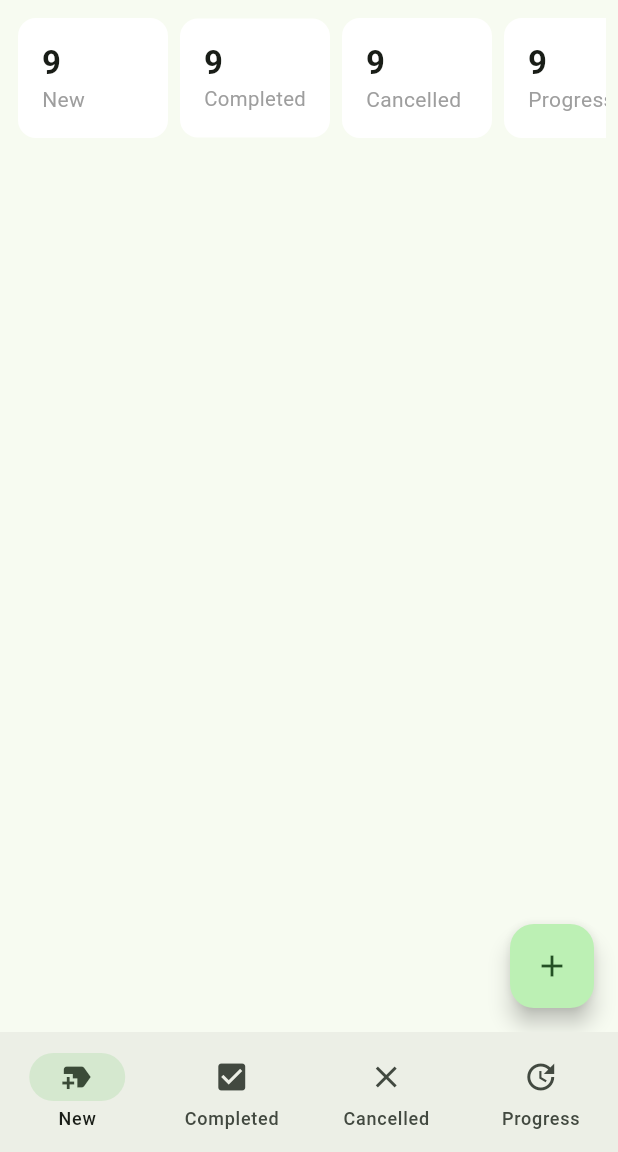
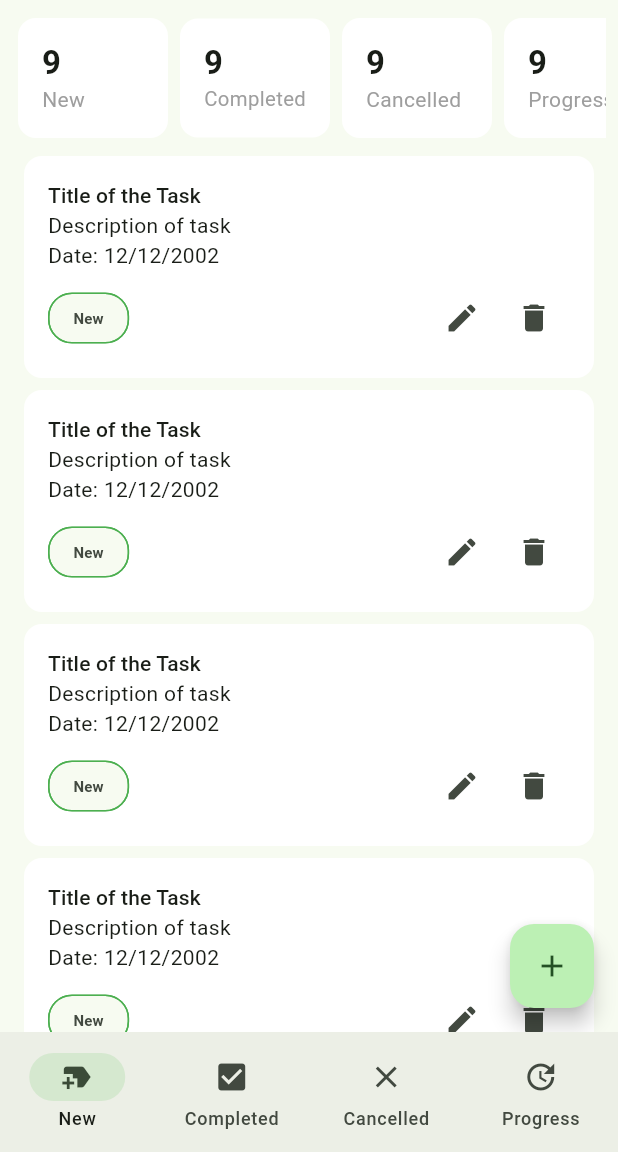
Before and after one commit to Anisur-Rahman-Naeem/Ostad_task_Manager_project, a Flutter app: the screen it shows after launch, after a tap on the "arrow circle right" icon, on a phone screen of 412 x 824 dp, the part 84-1236 px from its top. Run offline on Flutter 3.47's test engine with Material 3 defaults, Android fonts, the phone set to English and light mode, and no system bars; our stand-ins replace flutter_svg, pin_code_fields.

Commit message:
UI complete

```diff
--- a/lib/ui/screens/add_new_task_screen.dart
+++ b/lib/ui/screens/add_new_task_screen.dart
@@ -24,14 +24,14 @@ class _AddNewTaskScreenState extends State<AddNewTaskScreen> {
               ),
               ),
               TextFormField(
-                decoration: InputDecoration(
+                decoration: const InputDecoration(
                   hintText: 'Title'
                 ),
               ),
               const SizedBox(height: 8),
               TextFormField(
                 maxLines: 5,
-                decoration: InputDecoration(
+                decoration: const InputDecoration(
                   hintText: 'Description'
                 ),
               ),
--- a/lib/ui/screens/forgot_password_email_screen.dart
+++ b/lib/ui/screens/forgot_password_email_screen.dart
@@ -1,6 +1,5 @@
 import 'package:flutter/material.dart';
 import 'package:task_manager/ui/screens/forgot_password_otp_screen.dart';
-import 'package:task_manager/ui/screens/sign_in_screen.dart';
 import 'package:task_manager/ui/utils/app_colors.dart';
 import 'package:task_manager/ui/widgets/screen_background.dart';
 import 'package:flutter/gestures.dart';
@@ -73,7 +72,7 @@ class _ForgotPasswordScreenState extends State<ForgotPasswordScreen> {
     return Center(
       child: RichText(
         text: TextSpan(
-          style: TextStyle(
+          style: const TextStyle(
               color: Colors.black,
               fontWeight: FontWeight.w600,
               fontSize: 14,
@@ -82,7 +81,7 @@ class _ForgotPasswordScreenState extends State<ForgotPasswordScreen> {
           children: [
             TextSpan(
                 text: 'Sign In',
-                style: TextStyle(color: AppColors.themeColor),
+                style: const TextStyle(color: AppColors.themeColor),
                 recognizer: TapGestureRecognizer()..onTap = _onTapSignIn),
           ],
         ),
--- a/lib/ui/screens/forgot_password_otp_screen.dart
+++ b/lib/ui/screens/forgot_password_otp_screen.dart
@@ -72,7 +72,7 @@ class _ForgotPasswordOtpScreenState extends State<ForgotPasswordOtpScreen> {
             inactiveFillColor: Colors.white,
             selectedFillColor: Colors.white
           ),
-          animationDuration: Duration(milliseconds: 300),
+          animationDuration: const Duration(milliseconds: 300),
           backgroundColor: Colors.transparent,
           enableActiveFill: true,
           appContext: context,
@@ -91,7 +91,7 @@ class _ForgotPasswordOtpScreenState extends State<ForgotPasswordOtpScreen> {
     return Center(
       child: RichText(
         text: TextSpan(
-          style: TextStyle(
+          style: const TextStyle(
               color: Colors.black,
               fontWeight: FontWeight.w600,
               fontSize: 14,
@@ -100,7 +100,7 @@ class _ForgotPasswordOtpScreenState extends State<ForgotPasswordOtpScreen> {
           children: [
             TextSpan(
                 text: 'Sign In',
-                style: TextStyle(color: AppColors.themeColor),
+                style: const TextStyle(color: AppColors.themeColor),
                 recognizer: TapGestureRecognizer()..onTap = _onTapSignIn),
           ],
         ),
--- a/lib/ui/screens/main_bottom_nav_bar_screen.dart
+++ b/lib/ui/screens/main_bottom_nav_bar_screen.dart
@@ -25,7 +25,7 @@ class _MainBottomNavBarScreenState extends State<MainBottomNavBarScreen> {
   @override
   Widget build(BuildContext context) {
     return Scaffold(
-      appBar: TMAppBar(),
+      appBar: const TMAppBar(),
       body: _screens[_selectedIndex],
       bottomNavigationBar: NavigationBar(
         selectedIndex: _selectedIndex,
--- a/lib/ui/screens/new_task_screen.dart
+++ b/lib/ui/screens/new_task_screen.dart
@@ -1,6 +1,7 @@
 import 'package:flutter/material.dart';
 import 'package:task_manager/ui/screens/add_new_task_screen.dart';
 
+import '../widgets/task_card.dart';
 import '../widgets/task_summary_card.dart';
 
 class NewTaskScreen extends StatelessWidget {
@@ -12,6 +13,19 @@ class NewTaskScreen extends StatelessWidget {
       body: Column(
         children: [
           _buildSummarySection(),
+          Expanded(
+            child: ListView.separated(
+              itemCount: 10,
+              itemBuilder: (context, index) {
+                return const TaskCard();
+              },
+              separatorBuilder: (BuildContext context, int index) {
+                return const SizedBox(
+                  height: 8,
+                );
+              },
+            ),
+          )
         ],
       ),
       floatingActionButton: FloatingActionButton(
@@ -29,19 +43,27 @@ class NewTaskScreen extends StatelessWidget {
   }
 
   Widget _buildSummarySection() {
-    return Padding(
-          padding: const EdgeInsets.all(8.0),
+    return const Padding(
+      padding: EdgeInsets.all(8.0),
       child: SingleChildScrollView(
         scrollDirection: Axis.horizontal,
         child: Row(
           children: [
-                TaskSummaryCard(title: 'New', count: 9,
+            TaskSummaryCard(
+              title: 'New',
+              count: 9,
             ),
-                TaskSummaryCard(title: 'Completed', count: 9,
+            TaskSummaryCard(
+              title: 'Completed',
+              count: 9,
             ),
-                TaskSummaryCard(title: 'Cancelled', count: 9,
+            TaskSummaryCard(
+              title: 'Cancelled',
+              count: 9,
             ),
-                TaskSummaryCard(title: 'Progress', count: 9,
+            TaskSummaryCard(
+              title: 'Progress',
+              count: 9,
             ),
           ],
         ),
--- a/lib/ui/screens/sign_in_screen.dart
+++ b/lib/ui/screens/sign_in_screen.dart
@@ -61,7 +61,7 @@ class _SignInScreenState extends State<SignInScreen> {
     Navigator.push(
       context,
       MaterialPageRoute(
-        builder: (context) => ForgotPasswordScreen(),
+        builder: (context) => const ForgotPasswordScreen(),
       ),
     );
   }
@@ -91,7 +91,7 @@ class _SignInScreenState extends State<SignInScreen> {
     return Center(
       child: RichText(
         text: TextSpan(
-          style: TextStyle(
+          style: const TextStyle(
               color: Colors.black,
               fontWeight: FontWeight.w600,
               fontSize: 14,
@@ -100,7 +100,7 @@ class _SignInScreenState extends State<SignInScreen> {
           children: [
             TextSpan(
                 text: 'Sign Up',
-                style: TextStyle(color: AppColors.themeColor),
+                style: const TextStyle(color: AppColors.themeColor),
                 recognizer: TapGestureRecognizer()..onTap = _onTapSignUp),
           ],
         ),
--- /dev/null
+++ b/lib/ui/widgets/task_card.dart
@@ -0,0 +1,91 @@
+import 'package:flutter/material.dart';
+
+import '../utils/app_colors.dart';
+
+class TaskCard extends StatefulWidget {
+  const TaskCard({
+    super.key,
+  });
+
+  @override
+  State<TaskCard> createState() => _TaskCardState();
+}
+
+class _TaskCardState extends State<TaskCard> {
+  @override
+  Widget build(BuildContext context) {
+    return Card(
+      elevation: 0,
+      color: Colors.white,
+      margin: const EdgeInsets.symmetric(horizontal: 16),
+      child: Padding(
+        padding: const EdgeInsets.all(16),
+        child: Column(
+          crossAxisAlignment: CrossAxisAlignment.start,
+          children: [
+            Text('Title of the Task',
+                style: Theme.of(context).textTheme.titleSmall),
+            const Text('Description of task'),
+            const Text(
+              'Date: 12/12/2002',
+            ),
+            const SizedBox(height: 8),
+            Row(
+              mainAxisAlignment: MainAxisAlignment.spaceBetween,
+              crossAxisAlignment: CrossAxisAlignment.center,
+              children: [
+                _buildTaskStatusChip(),
+                Wrap(
+                  children: [
+                    IconButton(
+                      onPressed: _onTapEditButton,
+                      icon: const Icon(Icons.edit),
+                    ),
+                    IconButton(
+                      onPressed: _onTapDeleteButton,
+                      icon: const Icon(Icons.delete),
+                    ),
+                  ],
+                )
+              ],
+            )
+          ],
+        ),
+      ),
+    );
+  }
+
+  void _onTapEditButton(){
+    showDialog(context: context, builder: (context){
+      return AlertDialog(
+        title: const Text('Edit Status'),
+        content: Column(
+          mainAxisSize: MainAxisSize.min,
+          children: ['New', 'Completed', 'Progress'].map((e){
+            return ListTile(
+              onTap: (){},
+              title: Text(e),
+            );
+          }).toList(),
+        ),
+        actions: [
+          TextButton(onPressed: (){}, child: const Text('Cancel')),
+          TextButton(onPressed: (){}, child: const Text('Okay')),
+        ],
+      );
+    });
+  }
+
+  void _onTapDeleteButton(){}
+
+  Widget _buildTaskStatusChip() {
+    return Chip(
+      label: const Text(
+        'New',
+        style: TextStyle(fontSize: 10, fontWeight: FontWeight.bold),
+      ),
+      shape: RoundedRectangleBorder(borderRadius: BorderRadius.circular(16)),
+      side: const BorderSide(color: AppColors.themeColor),
+    );
+  }
+}
--- a/lib/ui/widgets/task_summary_card.dart
+++ b/lib/ui/widgets/task_summary_card.dart
@@ -30,7 +30,7 @@ class TaskSummaryCard extends StatelessWidget {
               FittedBox(
                 child: Text(
                   '$title',
-                  style: TextStyle(color: Colors.grey),
+                  style: const TextStyle(color: Colors.grey),
                 ),
               ),
             ],
--- a/lib/ui/widgets/tm_app_bar.dart
+++ b/lib/ui/widgets/tm_app_bar.dart
@@ -1,16 +1,26 @@
 import 'package:flutter/material.dart';
+import 'package:task_manager/ui/screens/profile_screen.dart';
 import 'package:task_manager/ui/screens/sign_in_screen.dart';
 
 import '../utils/app_colors.dart';
 
 class TMAppBar extends StatelessWidget implements PreferredSizeWidget {
   const TMAppBar({
-    super.key,
+    super.key, this.isProfileScreenOpen = false,
   });
+
+  final bool isProfileScreenOpen;
 
   @override
   Widget build(BuildContext context) {
-    return AppBar(
+    return GestureDetector(
+      onTap: (){
+        if(isProfileScreenOpen) {
+          return;
+        }
+        Navigator.push(context, MaterialPageRoute(builder: (context)=> const ProfileScreen()));
+      },
+      child: AppBar(
         backgroundColor: AppColors.themeColor,
         title: Row(
           children: [
@@ -50,6 +60,7 @@ class TMAppBar extends StatelessWidget implements PreferredSizeWidget {
                 icon: const Icon(Icons.logout))
           ],
         ),
+      ),
     );
   }
 
```
Also changed, not shown: lib/ui/screens/cancelled_task_screen.dart (+12 -2 lines), lib/ui/screens/completed_task_screen.dart (+12 -2 lines), lib/ui/screens/profile_screen.dart (added, +95 -0 lines), lib/ui/screens/progress_task_screen.dart (+12 -2 lines). Lines whose indentation alone changed are shown as unchanged.
